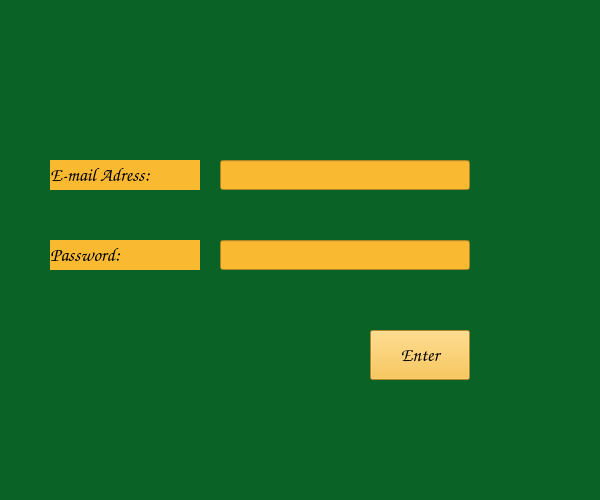
Melike17/school_update, file sign/login_screen.ui: the form before one commit.
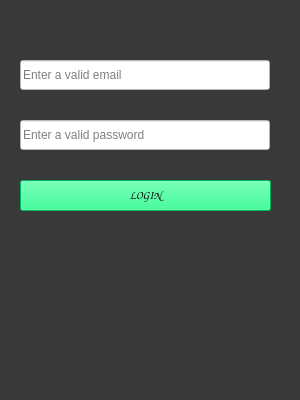
The form after the commit. Icons and pictures are not drawn.

```diff
--- a/sign/login_screen.ui
+++ b/sign/login_screen.ui
@@ -6,136 +6,60 @@
    <rect>
     <x>0</x>
     <y>0</y>
-    <width>600</width>
-    <height>500</height>
+    <width>300</width>
+    <height>400</height>
    </rect>
   </property>
   <property name="minimumSize">
    <size>
-    <width>600</width>
-    <height>500</height>
+    <width>300</width>
+    <height>400</height>
    </size>
   </property>
   <property name="maximumSize">
    <size>
-    <width>600</width>
-    <height>500</height>
+    <width>300</width>
+    <height>400</height>
    </size>
   </property>
   <property name="windowTitle">
    <string>Form</string>
   </property>
   <property name="styleSheet">
-   <string notr="true">background-color: rgb(10, 98, 38);</string>
+   <string notr="true">background-color: rgb(57, 57, 57);</string>
   </property>
   <widget class="QPushButton" name="enter_Button">
    <property name="geometry">
     <rect>
-     <x>370</x>
-     <y>330</y>
-     <width>100</width>
-     <height>50</height>
+     <x>20</x>
+     <y>180</y>
+     <width>251</width>
+     <height>31</height>
     </rect>
    </property>
-   <property name="minimumSize">
-    <size>
-     <width>100</width>
-     <height>50</height>
-    </size>
-   </property>
-   <property name="maximumSize">
-    <size>
-     <width>100</width>
-     <height>50</height>
-    </size>
-   </property>
-   <property name="font">
+      <property name="font">
     <font>
      <family>Comic Sans MS</family>
-     <pointsize>14</pointsize>
+     <pointsize>8</pointsize>
+<weight>50</weight>
+     <italic>false</italic>
+     <bold>false</bold>
     </font>
    </property>
    <property name="styleSheet">
-    <string notr="true">background-color: rgb(249, 186, 50);
-border-color: rgb(0, 0, 0);</string>
+    <string notr="true">background-color: rgb(0, 255, 127);
+font: 8pt &quot;Comic Sans MS&quot;;
+</string>
    </property>
    <property name="text">
-    <string>Enter</string>
-   </property>
-  </widget>
-  <widget class="QLabel" name="email_label">
-   <property name="geometry">
-    <rect>
-     <x>50</x>
-     <y>160</y>
-     <width>150</width>
-     <height>30</height>
-    </rect>
-   </property>
-   <property name="minimumSize">
-    <size>
-     <width>150</width>
-     <height>30</height>
-    </size>
-   </property>
-   <property name="maximumSize">
-    <size>
-     <width>150</width>
-     <height>100</height>
-    </size>
-   </property>
-   <property name="font">
-    <font>
-     <family>Comic Sans MS</family>
-     <pointsize>14</pointsize>
-    </font>
-   </property>
-   <property name="styleSheet">
-    <string notr="true">background-color: rgb(249, 186, 50);</string>
-   </property>
-   <property name="text">
-    <string>E-mail Adress:</string>
-   </property>
-  </widget>
-  <widget class="QLabel" name="password_label">
-   <property name="geometry">
-    <rect>
-     <x>50</x>
-     <y>240</y>
-     <width>150</width>
-     <height>30</height>
-    </rect>
-   </property>
-   <property name="minimumSize">
-    <size>
-     <width>150</width>
-     <height>30</height>
-    </size>
-   </property>
-   <property name="maximumSize">
-    <size>
-     <width>150</width>
-     <height>30</height>
-    </size>
-   </property>
-   <property name="font">
-    <font>
-     <family>Comic Sans MS</family>
-     <pointsize>14</pointsize>
-    </font>
-   </property>
-   <property name="styleSheet">
-    <string notr="true">background-color: rgb(249, 186, 50);</string>
-   </property>
-   <property name="text">
-    <string>Password:</string>
+    <string>LOGIN</string>
    </property>
   </widget>
   <widget class="QLineEdit" name="password">
    <property name="geometry">
     <rect>
-     <x>220</x>
-     <y>240</y>
+     <x>20</x>
+     <y>120</y>
      <width>250</width>
      <height>30</height>
     </rect>
@@ -153,7 +77,13 @@
     </size>
    </property>
    <property name="styleSheet">
-    <string notr="true">background-color: rgb(249, 186, 50);</string>
+    <string notr="true">background-color: rgb(255, 255, 255);</string>
+</property>
+   <property name="inputMask">
+    <string/>
+   </property>
+   <property name="text">
+    <string/>
    </property>
    <property name="maxLength">
     <number>8</number>
@@ -161,15 +91,15 @@
    <property name="echoMode">
     <enum>QLineEdit::Password</enum>
    </property>
-   <property name="alignment">
-    <set>Qt::AlignCenter</set>
+   <property name="placeholderText">
+    <string>Enter a valid password</string>
    </property>
   </widget>
   <widget class="QLineEdit" name="email">
    <property name="geometry">
     <rect>
-     <x>220</x>
-     <y>160</y>
+     <x>20</x>
+     <y>60</y>
      <width>250</width>
      <height>30</height>
     </rect>
@@ -187,11 +117,38 @@
     </size>
    </property>
    <property name="styleSheet">
-    <string notr="true">background-color: rgb(249, 186, 50);</string>
+    <string notr="true">background-color: rgb(255, 255, 255);
+</string>
    </property>
    <property name="inputMethodHints">
     <set>Qt::ImhEmailCharactersOnly</set>
    </property>
+<property name="text">
+    <string/>
+   </property>
+   <property name="maxLength">
+    <number>32764</number>
+   </property>
+   <property name="placeholderText">
+    <string>Enter a valid email</string>
+   </property>
+  </widget>
+  <widget class="QLabel" name="label">
+   <property name="geometry">
+    <rect>
+     <x>110</x>
+     <y>260</y>
+     <width>81</width>
+     <height>61</height>
+    </rect>
+   </property>
+   <property name="styleSheet">
+    <string notr="true">border-image: url(:/newPrefix/login.png);
+</string>
+   </property>
+   <property name="text">
+    <string/>
+   </property>
   </widget>
  </widget>
  <resources/>
```
Left out of the diff: 5 changed lines with no effect on the pictures.
